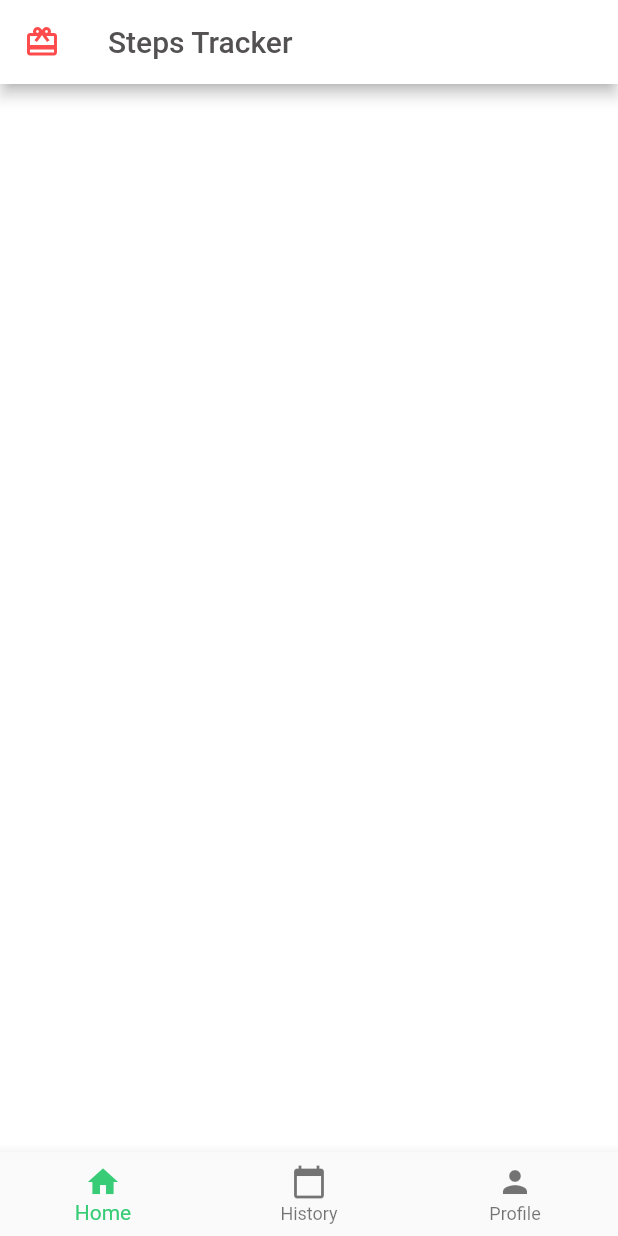
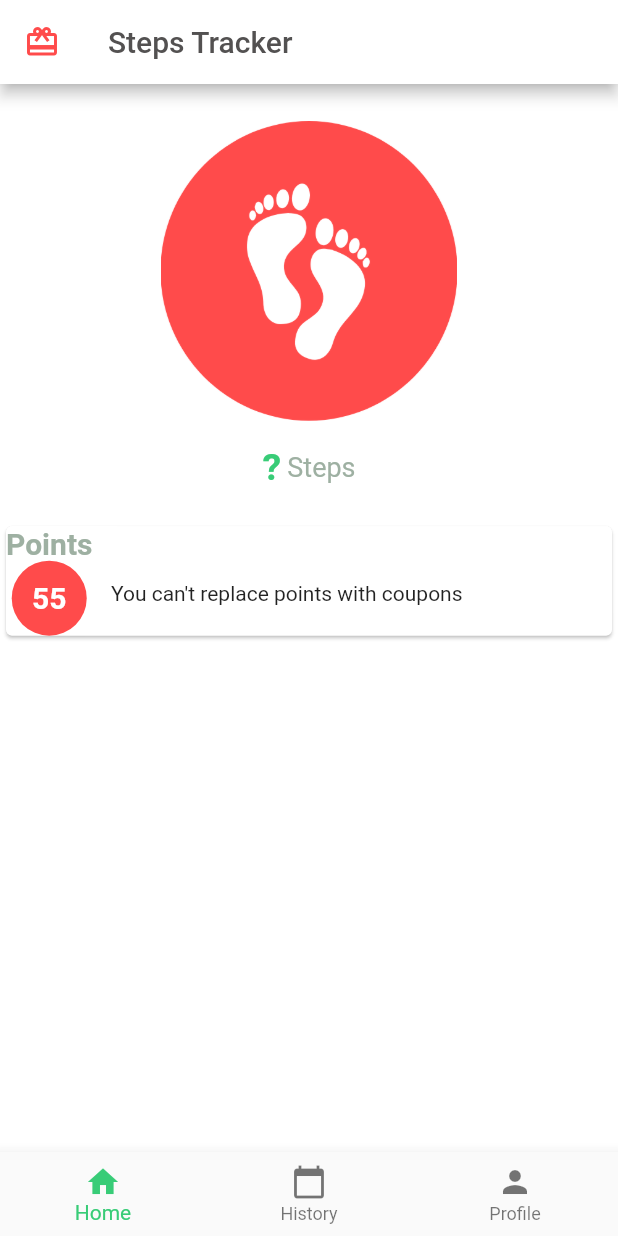
Before and after one commit to WejdanCS/StepsTrackerPrototype, a Flutter app: the HomePage screen opened directly, on a phone screen of 412 x 824 dp. Run offline on Flutter 3.47's test engine with Material 2 defaults, Android fonts, the phone set to English and light mode, and no system bars; our stand-ins replace firebase_auth, firebase_core, pedometer; accounts and stored records are empty.

Commit message:
add steps tracker plugin and functionality

```diff
--- a/lib/auth/authentication.dart
+++ b/lib/auth/authentication.dart
@@ -3,3 +3,7 @@ Future<User> signIn()async{
   UserCredential userCred= await FirebaseAuth.instance.signInAnonymously();
   return userCred.user;
 }
+
+Future<void> signOut()async{
+   await FirebaseAuth.instance.signOut();
+}
--- /dev/null
+++ b/lib/view/home_content_page.dart
@@ -0,0 +1,134 @@
+import 'package:flutter/material.dart';
+import 'package:pedometer/pedometer.dart';
+import 'package:provider/provider.dart';
+import 'package:steps_tracker_prototype/model/User.dart';
+import 'package:steps_tracker_prototype/utils/constants.dart';
+class HomeContent extends StatefulWidget {
+  const HomeContent({Key key}) : super(key: key);
+
+  @override
+  _HomeContentState createState() => _HomeContentState();
+}
+
+class _HomeContentState extends State<HomeContent> {
+  StepsTrackerUser _userProvider;
+  @override
+  void initState() {
+      // _userProvider.initPlatformState();
+
+    // Future.delayed(
+    //     Duration.zero,()=>_userProvider.initPlatformState
+    //
+    // );
+    super.initState();
+    // if(_userProvider!=null){
+    //   print("USSSSERR:${_userProvider.steps}");
+    //   _userProvider.initPlatformState();
+    // }
+
+
+  }
+  //
+  // @override
+  // void didChangeDependencies() {
+  //   if(_userProvider!=null){
+  //   // initPlatformState
+  //     _userProvider.initPlatformState();
+  //   }
+  //   super.didChangeDependencies();
+  // }
+
+  @override
+  Widget build(BuildContext context) {
+    //
+    print("User provider::${_userProvider.steps}");
+
+    double _width=MediaQuery.of(context).size.width;
+    double _height=MediaQuery.of(context).size.height;
+    print(_userProvider.name);
+    print(_userProvider.steps);
+
+
+    return Container(
+    // color: Colors.grey,
+      child: Padding(
+        padding:  EdgeInsets.only(top: _height*0.03),
+        child: ListView(
+          children: [
+            //Number of steps
+            Column(
+              children: [
+                Image.asset('assets/images/feets.png',width: 200,height: 200,),
+                SizedBox(height: _height*0.02,),
+                Row(
+                  mainAxisAlignment: MainAxisAlignment.center,
+                  children: [
+                    //steps _steps
+                    Text("${_userProvider.steps}",style: TextStyle(fontWeight: FontWeight.bold,fontSize: 25,color: Constant.primaryColor),),
+
+                    // Text("${"255"}",style: TextStyle(fontWeight: FontWeight.bold,fontSize: 25,color: Constant.primaryColor),),
+                    SizedBox(width: _width*0.01,),
+
+                    Text("Steps",style: TextStyle(fontWeight: FontWeight.normal,fontSize: 18,color: Constant.secondaryColor),)
+                  ],
+                )
+              ],
+            ),
+          //  Number of Points
+            Padding(
+              padding: EdgeInsets.symmetric(vertical: _width*0.05),
+              child: Card(
+               child: Row(
+                 // mainAxisAlignment: MainAxisAlignment.spaceBetween,
+                 crossAxisAlignment: CrossAxisAlignment.center,
+               children: [
+                 Column(
+                   children: [
+                     Text("Points",style: TextStyle(fontWeight: FontWeight.bold,fontSize: 20,color: Constant.secondaryColor)),
+                       Container(
+                         width: 50,
+                        height: 50,
+
+                        decoration: BoxDecoration(
+                          color: Constant.thirdColor,
+                             borderRadius: BorderRadius.all(Radius.circular(50))
+                         ),
+                         child: Center(
+                           child: Text("${"55"}",style: TextStyle(fontWeight: FontWeight.bold,fontSize: 20,color: Colors.white)),
+                         ),
+                       ),
+
+                   ],
+                 ),
+                 SizedBox(width: _width*0.03,),
+                 Padding(
+                   padding: EdgeInsets.only(top: _height*0.02),
+                   child: Text("You can't replace points with coupons"),
+                 )
+               ],
+              )
+              ),
+            ),
+            //leader board
+          ],
+
+        ),
+      ),
+
+    );
+
+  }
+
+  void didChangeDependencies() {
+    print("UUUUSSSEEEEERRR");
+    _userProvider=Provider.of<StepsTrackerUser>(context);
+  //   // _userProvider=Provider.of<StepsTrackerUser>(context, listen: true);
+  //   if(_userProvider!=null){
+  //     print("User provider::${_userProvider.steps}");
+      _userProvider.initPlatformState();
+  //
+  //
+  //   }
+    super.didChangeDependencies();
+  }
+}
--- a/lib/view/home_page.dart
+++ b/lib/view/home_page.dart
@@ -1,6 +1,8 @@
 import 'package:flutter/cupertino.dart';
 import 'package:flutter/material.dart';
 import 'package:steps_tracker_prototype/utils/constants.dart';
+import 'package:steps_tracker_prototype/view/ProfilePage.dart';
+import 'package:steps_tracker_prototype/view/home_content_page.dart';
 
 class HomePage extends StatefulWidget {
   const HomePage({Key key}) : super(key: key);
@@ -13,9 +15,9 @@ class _HomePageState extends State<HomePage> {
   int _currentIndex = 0;
   final List<Widget> _children =[
     //homeContent
-    Container(color: Colors.white,),
-    Container(color: Colors.grey,),
-    Container(color: Colors.white70,)
+    HomeContent(),
+    Container(color: Colors.white70,),
+    ProfilePage(),
   ];
   @override
   Widget build(BuildContext context) {
--- a/lib/view/landing_page.dart
+++ b/lib/view/landing_page.dart
@@ -4,6 +4,7 @@ import 'package:steps_tracker_prototype/model/User.dart';
 import 'package:steps_tracker_prototype/view/home_page.dart';
 import 'package:steps_tracker_prototype/view/login_page.dart';
 class LandingPage extends StatefulWidget {
+  static const id="/LandingPage";
   const LandingPage({Key key}) : super(key: key);
 
   @override
@@ -21,6 +22,7 @@ class _LandingPageState extends State<LandingPage> {
       print("User:${_userProvider.user}");
       return LoginPage();
     }else{
+      print("User:${_userProvider.user}");
       return HomePage();
     }
 
--- a/pubspec.yaml
+++ b/pubspec.yaml
@@ -27,6 +27,7 @@ dependencies:
   firebase_auth: ^1.1.4
   cloud_firestore: ^2.1.0
   provider: ^5.0.0
+  pedometer: ^3.0.0
 
 
   # The following adds the Cupertino Icons font to your application.
@@ -49,9 +50,8 @@ flutter:
   uses-material-design: true
 
   # To add assets to your application, add an assets section, like this:
-  # assets:
-  #   - images/a_dot_burr.jpeg
-  #   - images/a_dot_ham.jpeg
+  assets:
+    - assets/images/
 
   # An image asset can refer to one or more resolution-specific "variants", see
   # https://flutter.dev/assets-and-images/#resolution-aware.
```
Also changed, not shown: lib/main.dart (+8 -1 lines), lib/model/User.dart (+55 -3 lines), lib/view/ProfilePage.dart (added, +51 -0 lines), lib/view/login_page.dart (+4 -5 lines), assets/images/feets.png (added), pubspec.lock, 1 other file.
